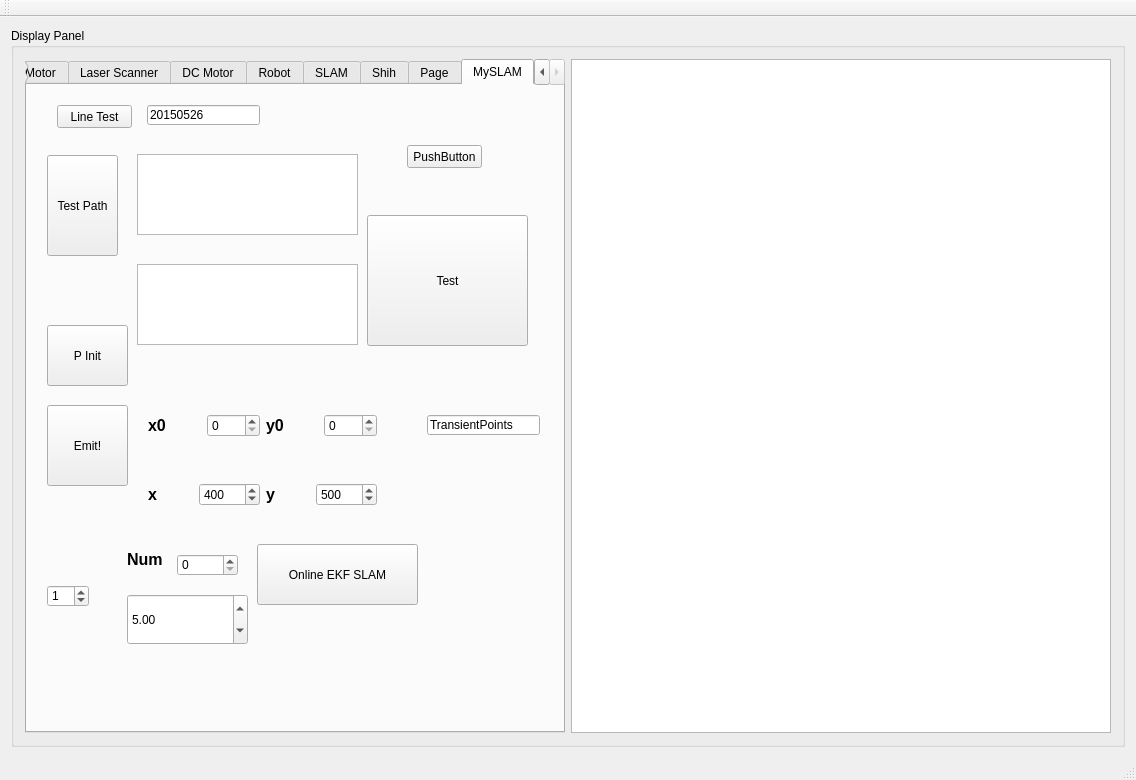
bill-lee/EIC_Final, file eic_test.ui: the form before one commit.
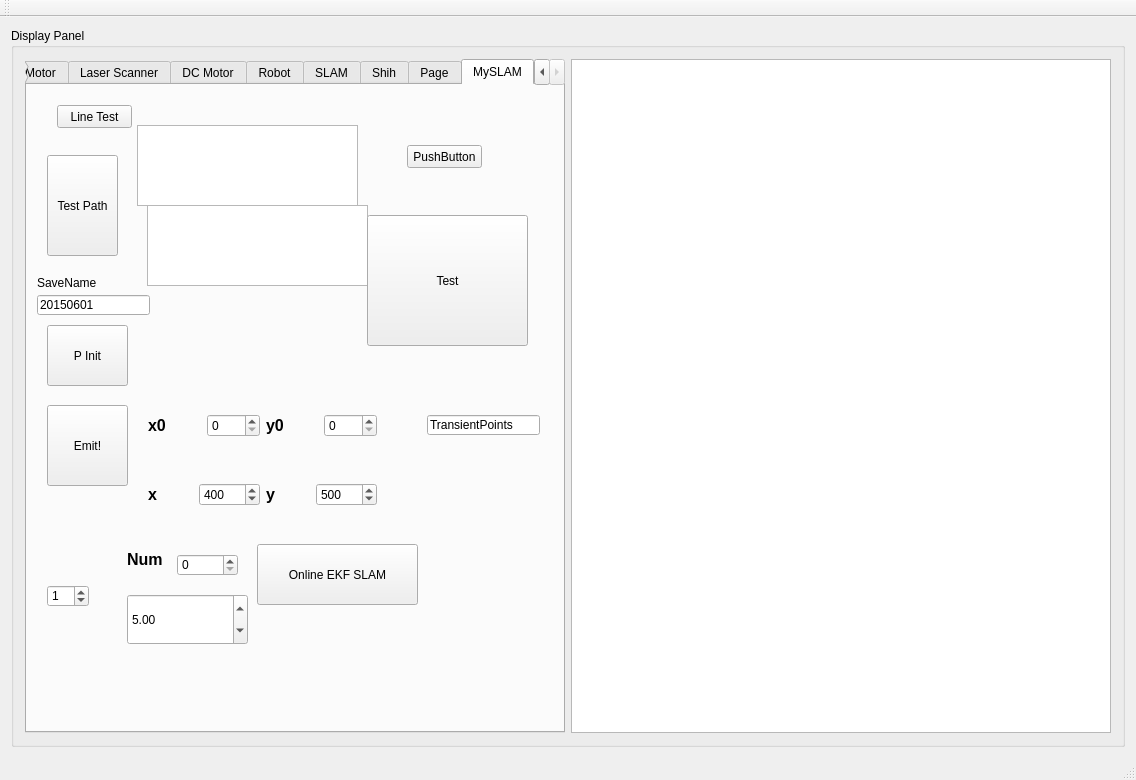
The form after the commit. The open tabs and pages were chosen to show the change.

```diff
--- a/eic_test.ui
+++ b/eic_test.ui
@@ -2306,8 +2306,8 @@
           <widget class="QTextBrowser" name="textBrowser_slam_2">
            <property name="geometry">
             <rect>
-             <x>110</x>
-             <y>179</y>
+             <x>120</x>
+             <y>120</y>
              <width>221</width>
              <height>81</height>
             </rect>
@@ -2343,7 +2343,7 @@
            <property name="geometry">
             <rect>
              <x>110</x>
-             <y>69</y>
+             <y>40</y>
              <width>221</width>
              <height>81</height>
             </rect>
@@ -2515,19 +2515,6 @@
             <string>P Init</string>
            </property>
           </widget>
-          <widget class="QLineEdit" name="lineEdit_slam_scene_filename">
-           <property name="geometry">
-            <rect>
-             <x>120</x>
-             <y>20</y>
-             <width>113</width>
-             <height>20</height>
-            </rect>
-           </property>
-           <property name="text">
-            <string>20150526</string>
-           </property>
-          </widget>
           <widget class="QSpinBox" name="spinBox_slam_scene">
            <property name="geometry">
             <rect>
@@ -2554,6 +2541,32 @@
             <string>Line Test</string>
            </property>
           </widget>
+          <widget class="QLineEdit" name="lineEdit_slam_savename">
+           <property name="geometry">
+            <rect>
+             <x>10</x>
+             <y>210</y>
+             <width>113</width>
+             <height>20</height>
+            </rect>
+           </property>
+           <property name="text">
+            <string>20150601</string>
+           </property>
+          </widget>
+          <widget class="QLabel" name="label_2">
+           <property name="geometry">
+            <rect>
+             <x>10</x>
+             <y>190</y>
+             <width>81</width>
+             <height>16</height>
+            </rect>
+           </property>
+           <property name="text">
+            <string>SaveName</string>
+           </property>
+          </widget>
          </widget>
         </widget>
        </item>
```
Left out of the diff: 35 changed lines with no effect on the pictures.
